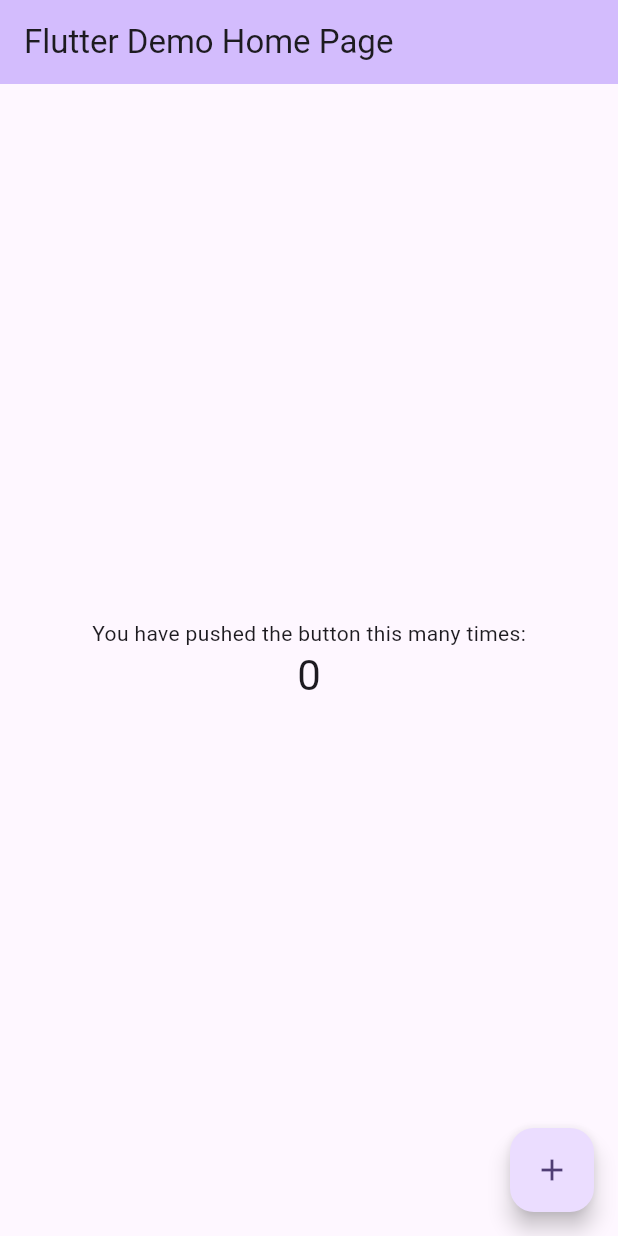
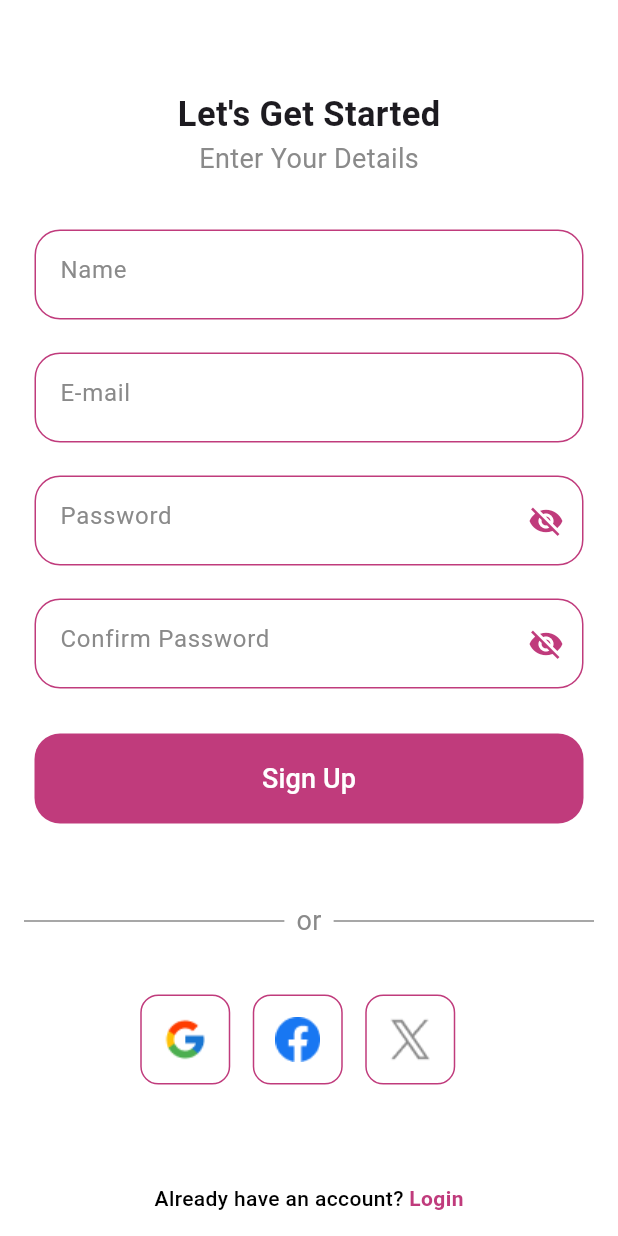
Before and after one commit to am-saksham/AndroidDevelopement_SakshamGupta, a Flutter app: the screen it shows after launch, on a phone screen of 412 x 824 dp. Run offline on Flutter 3.47's test engine with Material 3 defaults, Android fonts, the phone set to English and light mode, and no system bars; our stand-ins replace email_validator.

Commit message:
added signup page

```diff
--- a/lib/main.dart
+++ b/lib/main.dart
@@ -1,4 +1,5 @@
 import 'package:flutter/material.dart';
+import 'package:task_round/sign_up_page.dart';
 
 void main() {
   runApp(const MyApp());
@@ -13,25 +14,11 @@ class MyApp extends StatelessWidget {
     return MaterialApp(
       title: 'Flutter Demo',
       theme: ThemeData(
-        // This is the theme of your application.
-        //
-        // TRY THIS: Try running your application with "flutter run". You'll see
-        // the application has a purple toolbar. Then, without quitting the app,
-        // try changing the seedColor in the colorScheme below to Colors.green
-        // and then invoke "hot reload" (save your changes or press the "hot
-        // reload" button in a Flutter-supported IDE, or press "r" if you used
-        // the command line to start the app).
-        //
-        // Notice that the counter didn't reset back to zero; the application
-        // state is not lost during the reload. To reset the state, use hot
-        // restart instead.
-        //
-        // This works for code too, not just values: Most code changes can be
-        // tested with just a hot reload.
         colorScheme: ColorScheme.fromSeed(seedColor: Colors.deepPurple),
         useMaterial3: true,
       ),
-      home: const MyHomePage(title: 'Flutter Demo Home Page'),
+      home: const SignUpPage(),
+      debugShowCheckedModeBanner: false,
     );
   }
 }
--- /dev/null
+++ b/lib/sign_up_page.dart
@@ -0,0 +1,336 @@
+import 'package:email_validator/email_validator.dart';
+import 'package:flutter/material.dart';
+
+class SignUpPage extends StatefulWidget {
+  const SignUpPage({super.key});
+
+  @override
+  State<SignUpPage> createState() => _SignUpPageState();
+}
+
+class _SignUpPageState extends State<SignUpPage> {
+  final _formKey = GlobalKey<FormState>();
+  bool _isPasswordVisible = false;
+  bool _isConfirmPasswordVisible = false;
+  String _name = '';
+  String _email = '';
+  String _password = '';
+  String _confirmPassword = '';
+  String? _nameError;
+  String? _emailError;
+  String? _passwordError;
+  String? _confirmPasswordError;
+
+  @override
+  Widget build(BuildContext context) {
+    return Scaffold(
+      backgroundColor: Colors.white,
+      body: SingleChildScrollView( // Make the body scrollable
+        padding: const EdgeInsets.all(16.0),
+        child: Form(
+          key: _formKey,
+          child: Column(
+            mainAxisAlignment: MainAxisAlignment.start,
+            children: [
+              SizedBox(height: 44),
+              Text(
+                "Let's Get Started",
+                style: TextStyle(
+                  fontSize: 23,
+                  fontWeight: FontWeight.bold,
+                ),
+              ),
+              Text(
+                'Enter Your Details',
+                style: TextStyle(
+                  fontSize: 18,
+                  color: Color(0xFF8A8A8A),
+                ),
+              ),
+              SizedBox(height: 30),
+              _buildTextField(
+                hintText: 'Name',
+                isObscure: false,
+                onSaved: (value) => _name = value ?? '',
+                errorText: _nameError,
+                validator: (value) {
+                  if (value!.isEmpty) {
+                    setState(() {
+                      _nameError = 'Please enter your name';
+                    });
+                    return '';
+                  } else {
+                    setState(() {
+                      _nameError = null;
+                    });
+                  }
+                  return null;
+                },
+              ),
+              SizedBox(height: 18),
+              _buildTextField(
+                hintText: 'E-mail',
+                isObscure: false,
+                onSaved: (value) => _email = value ?? '',
+                errorText: _emailError,
+                validator: (value) {
+                  if (value!.isEmpty) {
+                    setState(() {
+                      _emailError = 'Please enter your email';
+                    });
+                    return '';
+                  } else if (!EmailValidator.validate(value)) {
+                    setState(() {
+                      _emailError = 'Please enter a valid email';
+                    });
+                    return '';
+                  } else {
+                    setState(() {
+                      _emailError = null;
+                    });
+                  }
+                  return null;
+                },
+              ),
+              SizedBox(height: 18),
+              _buildTextField(
+                hintText: 'Password',
+                isObscure: !_isPasswordVisible,
+                toggleVisibility: () {
+                  setState(() {
+                    _isPasswordVisible = !_isPasswordVisible;
+                  });
+                },
+                onSaved: (value) => _password = value ?? '',
+                errorText: _passwordError,
+                validator: (value) {
+                  if (value!.isEmpty) {
+                    setState(() {
+                      _passwordError = 'Please enter your password';
+                    });
+                    return '';
+                  } else if (value.length < 6) {
+                    setState(() {
+                      _passwordError = 'Password must be at least 6 characters';
+                    });
+                    return '';
+                  } else {
+                    setState(() {
+                      _passwordError = null;
+                    });
+                  }
+                  return null;
+                },
+              ),
+              SizedBox(height: 18),
+              _buildTextField(
+                hintText: 'Confirm Password',
+                isObscure: !_isConfirmPasswordVisible,
+                toggleVisibility: () {
+                  setState(() {
+                    _isConfirmPasswordVisible = !_isConfirmPasswordVisible;
+                  });
+                },
+                onSaved: (value) => _confirmPassword = value ?? '',
+                errorText: _confirmPasswordError,
+                validator: (value) {
+                  if (value!.isEmpty) {
+                    setState(() {
+                      _confirmPasswordError = 'Please confirm your password';
+                    });
+                    return '';
+                  } else if (value != _password) {
+                    setState(() {
+                      _confirmPasswordError = 'Password does not match';
+                    });
+                    return '';
+                  } else {
+                    setState(() {
+                      _confirmPasswordError = null;
+                    });
+                  }
+                  return null;
+                },
+              ),
+              SizedBox(height: 30),
+              _buildSignUpButton(),
+              SizedBox(height: 52),
+              _buildOrDivider(),
+              SizedBox(height: 36),
+              _buildSocialMediaBoxes(),
+              SizedBox(height: 66),
+              _buildAccountSection(),
+            ],
+          ),
+        ),
+      ),
+    );
+  }
+
+  Widget _buildTextField({
+    required String hintText,
+    required bool isObscure,
+    required Function(String?)? onSaved,
+    required String? errorText,
+    required String? Function(String?)? validator,
+    VoidCallback? toggleVisibility,
+  }) {
+    return Column(
+      crossAxisAlignment: CrossAxisAlignment.start,
+      children: [
+        if (errorText != null) // Show error message if present
+          Text(
+            errorText,
+            style: const TextStyle(color: Colors.red, fontSize: 12),
+          ),
+        const SizedBox(height: 4), // Space between error text and text field
+        Container(
+          width: 366,
+          height: 60,
+          decoration: BoxDecoration(
+            border: Border.all(color: const Color(0xFFC03B7C)), // Border color
+            borderRadius: BorderRadius.circular(17), // Border radius
+          ),
+          child: TextFormField(
+            obscureText: isObscure,
+            onSaved: onSaved,
+            validator: validator,
+            style: const TextStyle(color: Colors.black), // Text color
+            decoration: InputDecoration(
+              border: InputBorder.none,
+              hintText: hintText, // Placeholder text
+              hintStyle: const TextStyle(color: Color(0xFF8A8A8A)), // Hint text color
+              contentPadding: const EdgeInsets.symmetric(horizontal: 16, vertical: 20), // Center hint text vertically
+              suffixIcon: toggleVisibility != null
+                  ? IconButton(
+                icon: Icon(
+                  isObscure ? Icons.visibility_off : Icons.visibility,
+                  color: const Color(0xFFC03B7C), // Eye icon color
+                ),
+                onPressed: toggleVisibility,
+              )
+                  : null,
+            ),
+          ),
+        ),
+      ],
+    );
+  }
+
+  Widget _buildSignUpButton() {
+    return Container(
+      width: 366,
+      height: 60,
+      decoration: BoxDecoration(
+        color: const Color(0xFFC03B7C),
+        borderRadius: BorderRadius.circular(17),
+      ),
+      child: ElevatedButton(
+        onPressed: () {
+          if (_formKey.currentState!.validate()) {
+            _formKey.currentState!.save();
+          }
+        },
+        style: ElevatedButton.styleFrom(
+          backgroundColor: Colors.transparent,
+          shadowColor: Colors.transparent,
+          shape: RoundedRectangleBorder(
+            borderRadius: BorderRadius.circular(17),
+          ),
+        ),
+        child: const Text(
+          'Sign Up',
+          style: TextStyle(
+            color: Colors.white,
+            fontSize: 18,
+          ),
+        ),
+      ),
+    );
+  }
+
+  Widget _buildOrDivider() {
+    return const Row(
+      mainAxisAlignment: MainAxisAlignment.center,
+      children: [
+        Expanded(
+          child: Divider(
+            color: Color(0xFF8A8A8A),
+            thickness: 1,
+          ),
+        ),
+        Padding(
+          padding: EdgeInsets.symmetric(horizontal: 8.0),
+          child: Text(
+            'or',
+            style: TextStyle(
+              color: Color(0xFF8A8A8A),
+              fontSize: 18,
+            ),
+          ),
+        ),
+        Expanded(
+          child: Divider(
+            color: Color(0xFF8A8A8A),
+            thickness: 1,
+          ),
+        )
+      ],
+    );
+  }
+
+  Widget _buildSocialMediaBoxes() {
+    return Row(
+      mainAxisAlignment: MainAxisAlignment.center,
+      children: [
+        _buildSocialMediaBox('assets/google_logo.png'),
+        const SizedBox(width: 15),
+        _buildSocialMediaBox('assets/facebook_logo.png'),
+        const SizedBox(width: 15),
+        _buildSocialMediaBox('assets/x_logo.png'),
+        const SizedBox(width: 15),
+      ],
+    );
+  }
+
+  Widget _buildSocialMediaBox(String assetPath) {
+    return Container(
+      width: 60,
+      height: 60,
+      decoration: BoxDecoration(
+        border: Border.all(color: const Color(0xFFC03B7C)),
+        borderRadius: BorderRadius.circular(12),
+      ),
+      child: ClipRRect(
+        borderRadius: BorderRadius.circular(12),
+        child: Center(
+            child: Image.asset(assetPath, width: 30, height: 30, fit: BoxFit.cover)),
+      ),
+    );
+  }
+
+  Widget _buildAccountSection() {
+    return Row(
+      mainAxisAlignment: MainAxisAlignment.center,
+      children: [
+        const Text(
+          "Already have an account? ",
+          style: TextStyle(color: Colors.black, fontWeight: FontWeight.w500,fontSize: 14),
+        ),
+        GestureDetector(
+          onTap: () {
+            // Navigate to the Login Page
+          },
+          child: const Text(
+            "Login",
+            style: TextStyle(
+              color: Color(0xFFC03B7C),
+              fontWeight: FontWeight.bold,
+              fontSize: 14,
+            ),
+          ),
+        ),
+      ],
+    );
+  }
+}
```
Also changed, not shown: pubspec.yaml (+5 -3 lines), assets/facebook_logo.png (added), assets/google_logo.png (added), assets/x_logo.png (added), pubspec.lock.
